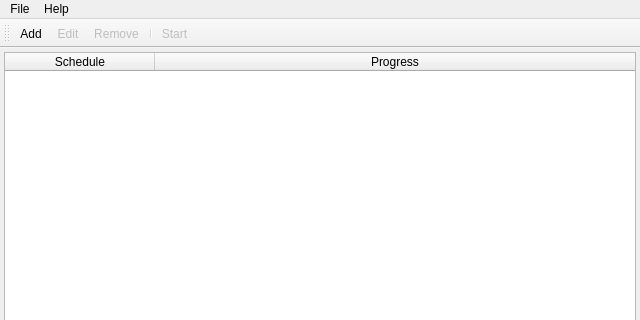
First picture: the form in src/main/mainwindow.ui, repository Gris87/SystemAnalyzer, before the edit; both pictures show x 0 to 640 and y 0 to 320 of the 640 by 480 pixel window.
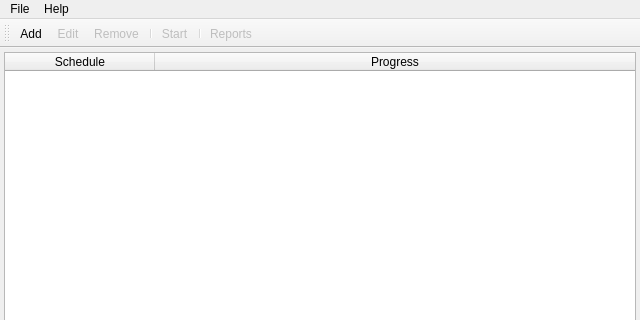
Second picture: the form after the edit. Icons and pictures are not drawn.

```diff
--- a/src/main/mainwindow.ui
+++ b/src/main/mainwindow.ui
@@ -97,6 +97,8 @@
    <addaction name="actionRemove"/>
    <addaction name="separator"/>
    <addaction name="actionStart"/>
+   <addaction name="separator"/>
+   <addaction name="actionReports"/>
   </widget>
   <action name="actionExit">
    <property name="text">
@@ -171,6 +173,21 @@
     <string>Ctrl+R</string>
    </property>
   </action>
+  <action name="actionReports">
+   <property name="enabled">
+    <bool>false</bool>
+   </property>
+   <property name="icon">
+    <iconset resource="../../Resources.qrc">
+     <normaloff>:/images/Reports.png</normaloff>:/images/Reports.png</iconset>
+   </property>
+   <property name="text">
+    <string>Reports</string>
+   </property>
+   <property name="shortcut">
+    <string>Ctrl+B</string>
+   </property>
+  </action>
  </widget>
  <layoutdefault spacing="6" margin="11"/>
  <resources>
```
